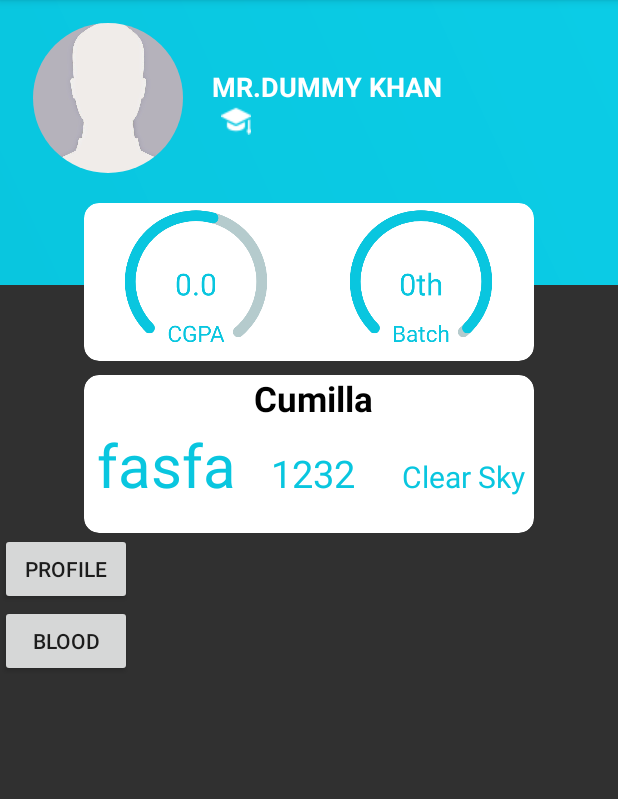
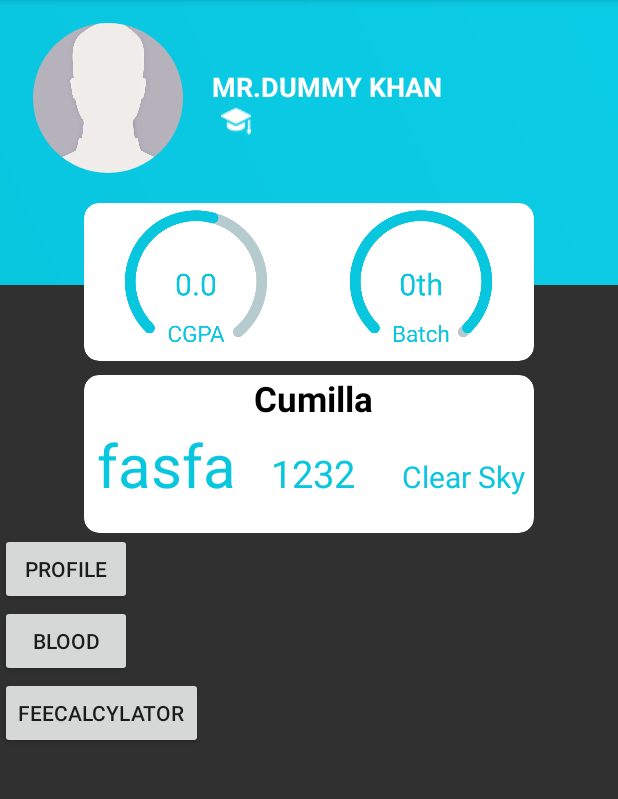
Before and after one commit to rahat14/BuHub, an Android app: the screen it shows after launch once a user with an empty profile is signed in (homePage), on a phone screen of 412 x 824 dp, the part 84-883 px from its top. Run offline under Robolectric (Android 15) with nearby library versions, the light colour scheme and no system bars; our stand-ins replace CircleImageView, Firebase (no records; nobody signed in at launch, a user with empty details on screens opened directly), Picasso; libraries missing offline, so code that uses them is left out: com.crashlytics.android, io.fabric.sdk; pictures from the network do not load; 9 statements that could not run were skipped.

Commit message:
v1.5.2
added Button in homepage

```diff
--- a/app/src/main/res/layout/activity_home_page.xml
+++ b/app/src/main/res/layout/activity_home_page.xml
@@ -239,6 +239,12 @@
             android:id="@+id/blood_btn"
             android:text="blood"
             />
+        <Button
+            android:layout_width="wrap_content"
+            android:layout_height="wrap_content"
+            android:id="@+id/ciurseCalculator"
+            android:text="FeeCalcylator"/>
+
 
 
 
```
